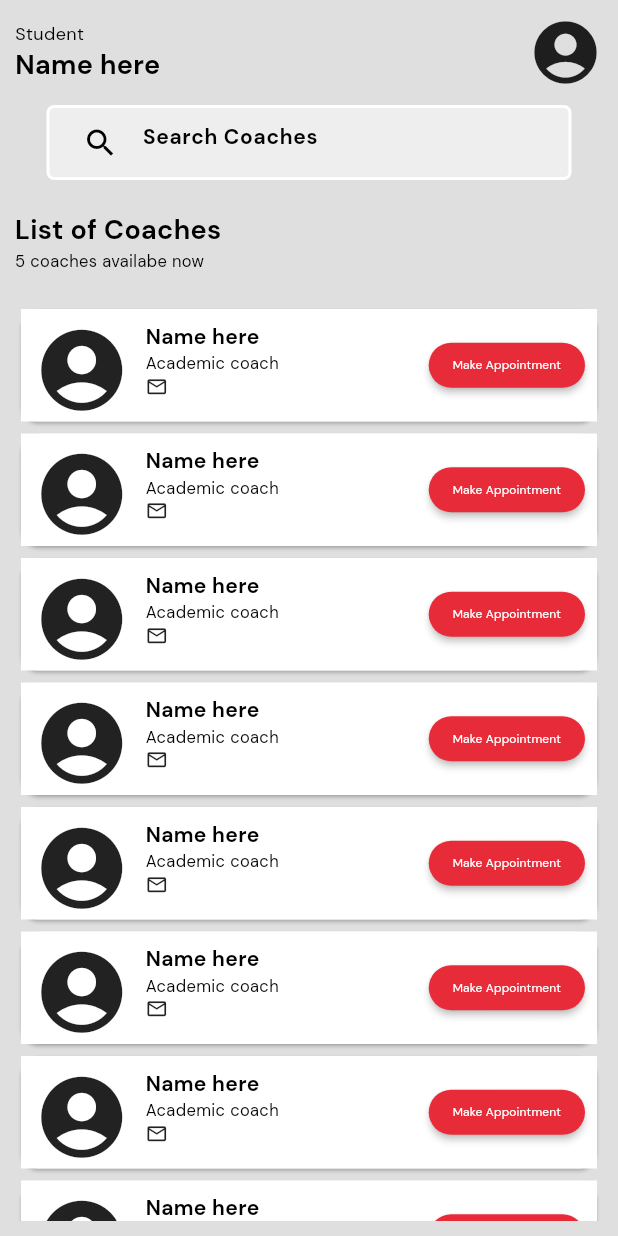
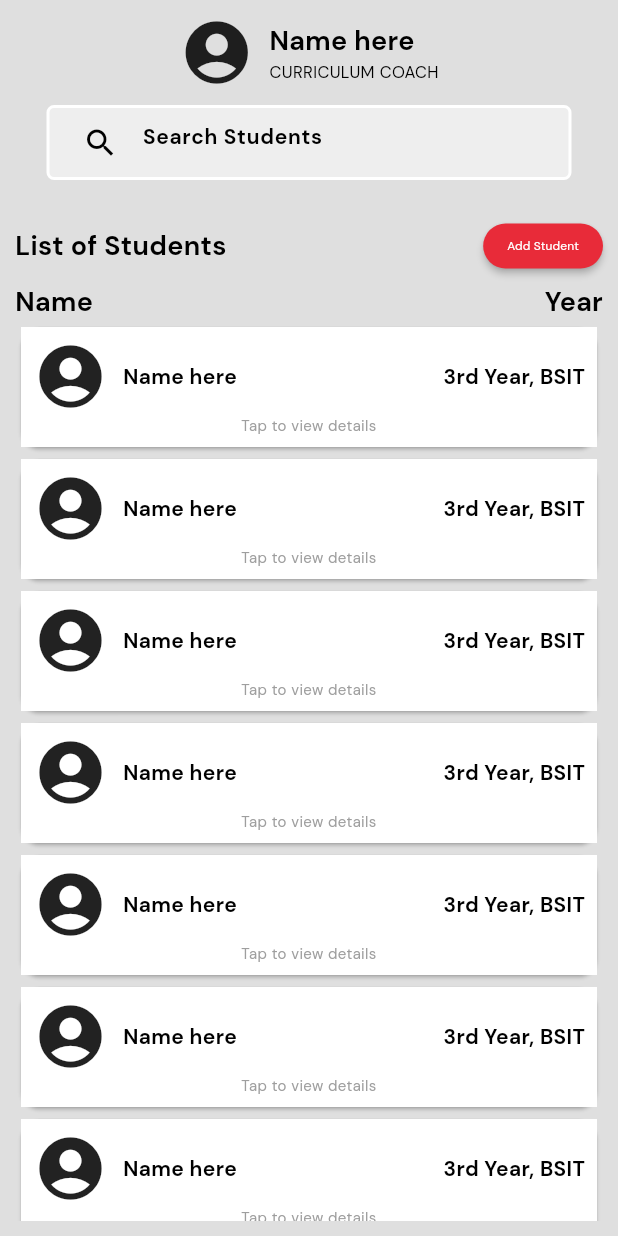
Before and after one commit to lansoyyy/ims, a Flutter app: the screen it shows after launch, on a phone screen of 412 x 824 dp. Run offline on Flutter 3.47's test engine with Material 3 defaults, Android fonts, the phone set to English and light mode, and no system bars; our stand-ins replace firebase_core, fluttertoast; accounts and stored records are empty.

Commit message:
added coach home screen ui

```diff
--- a/lib/main.dart
+++ b/lib/main.dart
@@ -1,6 +1,7 @@
 import 'package:firebase_core/firebase_core.dart';
 import 'package:flutter/material.dart';
 import 'package:ims/firebase_options.dart';
+import 'package:ims/screens/coach_home_screen.dart';
 import 'package:ims/screens/home_screen.dart';
 import 'package:ims/screens/login_screen.dart';
 import 'package:ims/screens/splash_screen.dart';
@@ -21,7 +22,7 @@ class MyApp extends StatelessWidget {
   @override
   Widget build(BuildContext context) {
     return const MaterialApp(
-      home: HomeScreen(),
+      home: CoachHomeScreen(),
     );
   }
 }
--- /dev/null
+++ b/lib/screens/coach_home_screen.dart
@@ -0,0 +1,195 @@
+import 'package:flutter/material.dart';
+import 'package:flutter/widgets.dart';
+import 'package:ims/utlis/colors.dart';
+import 'package:ims/widgets/button_widget.dart';
+import 'package:ims/widgets/text_widget.dart';
+
+class CoachHomeScreen extends StatefulWidget {
+  const CoachHomeScreen({super.key});
+
+  @override
+  State<CoachHomeScreen> createState() => _CoachHomeScreenState();
+}
+
+class _CoachHomeScreenState extends State<CoachHomeScreen> {
+  final searchController = TextEditingController();
+  String nameSearched = '';
+  @override
+  Widget build(BuildContext context) {
+    return Scaffold(
+      backgroundColor: secondary,
+      body: SafeArea(
+        child: Padding(
+          padding: const EdgeInsets.all(10.0),
+          child: Column(
+            crossAxisAlignment: CrossAxisAlignment.start,
+            children: [
+              Center(
+                child: Row(
+                  mainAxisAlignment: MainAxisAlignment.center,
+                  children: [
+                    const Icon(
+                      Icons.account_circle,
+                      size: 50,
+                    ),
+                    const SizedBox(
+                      width: 10,
+                    ),
+                    Column(
+                      crossAxisAlignment: CrossAxisAlignment.start,
+                      mainAxisAlignment: MainAxisAlignment.start,
+                      children: [
+                        TextWidget(
+                          text: 'Name here',
+                          fontSize: 18,
+                          fontFamily: 'Bold',
+                        ),
+                        TextWidget(
+                          text: 'CURRICULUM COACH',
+                          fontSize: 11,
+                          color: Colors.black,
+                        ),
+                      ],
+                    ),
+                  ],
+                ),
+              ),
+              Center(
+                child: Padding(
+                  padding: const EdgeInsets.fromLTRB(20, 10, 20, 20),
+                  child: Container(
+                    height: 50,
+                    width: 350,
+                    decoration: BoxDecoration(
+                        color: Colors.grey[200],
+                        border: Border.all(
+                          color: Colors.white,
+                          width: 2,
+                        ),
+                        borderRadius: BorderRadius.circular(5)),
+                    child: Padding(
+                      padding: const EdgeInsets.only(left: 10, right: 10),
+                      child: TextFormField(
+                        style: const TextStyle(
+                            color: Colors.black,
+                            fontFamily: 'Regular',
+                            fontSize: 14),
+                        onChanged: (value) {
+                          setState(() {
+                            nameSearched = value;
+                          });
+                        },
+                        decoration: InputDecoration(
+                            border: InputBorder.none,
+                            filled: true,
+                            fillColor: Colors.grey[200],
+                            labelStyle: const TextStyle(
+                              color: Colors.white,
+                            ),
+                            hintText: 'Search Students',
+                            hintStyle: const TextStyle(
+                                fontFamily: 'Bold', color: Colors.black),
+                            prefixIcon: const Icon(
+                              Icons.search,
+                              color: Colors.black,
+                            )),
+                        controller: searchController,
+                      ),
+                    ),
+                  ),
+                ),
+              ),
+              Row(
+                mainAxisAlignment: MainAxisAlignment.spaceBetween,
+                children: [
+                  TextWidget(
+                    text: 'List of Students',
+                    fontSize: 18,
+                    fontFamily: 'Bold',
+                  ),
+                  ButtonWidget(
+                    radius: 100,
+                    color: primary,
+                    width: 75,
+                    height: 30,
+                    fontSize: 8,
+                    label: 'Add Student',
+                    onPressed: () {},
+                  ),
+                ],
+              ),
+              Row(
+                mainAxisAlignment: MainAxisAlignment.spaceBetween,
+                children: [
+                  TextWidget(
+                    text: 'Name',
+                    fontSize: 18,
+                    fontFamily: 'Bold',
+                  ),
+                  TextWidget(
+                    text: 'Year',
+                    fontSize: 18,
+                    fontFamily: 'Bold',
+                  ),
+                ],
+              ),
+              Expanded(
+                child: ListView.builder(
+                  itemBuilder: (context, index) {
+                    return Card(
+                      child: Container(
+                        width: 300,
+                        height: 80,
+                        decoration: const BoxDecoration(
+                          color: Colors.white,
+                        ),
+                        child: Padding(
+                          padding: const EdgeInsets.all(8.0),
+                          child: Column(
+                            children: [
+                              Row(
+                                children: [
+                                  const Icon(
+                                    Icons.account_circle,
+                                    size: 50,
+                                  ),
+                                  const SizedBox(
+                                    width: 10,
+                                  ),
+                                  TextWidget(
+                                    text: 'Name here',
+                                    fontSize: 14,
+                                    fontFamily: 'Bold',
+                                  ),
+                                  const Expanded(
+                                    child: SizedBox(
+                                      width: 10,
+                                    ),
+                                  ),
+                                  TextWidget(
+                                    text: '3rd Year, BSIT',
+                                    fontSize: 14,
+                                    fontFamily: 'Bold',
+                                  ),
+                                ],
+                              ),
+                              TextWidget(
+                                text: 'Tap to view details',
+                                fontSize: 10,
+                                color: Colors.grey,
+                              ),
+                            ],
+                          ),
+                        ),
+                      ),
+                    );
+                  },
+                ),
+              ),
+            ],
+          ),
+        ),
+      ),
+    );
+  }
+}
```
